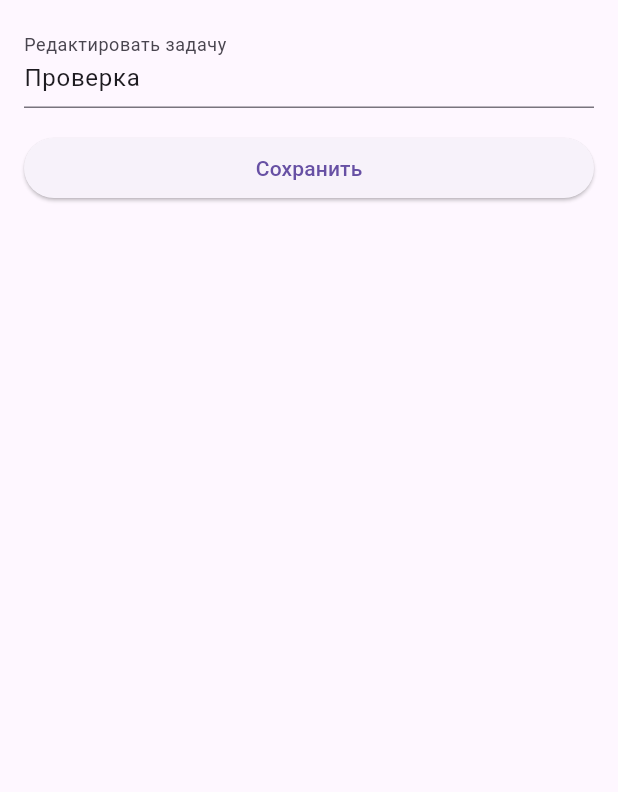
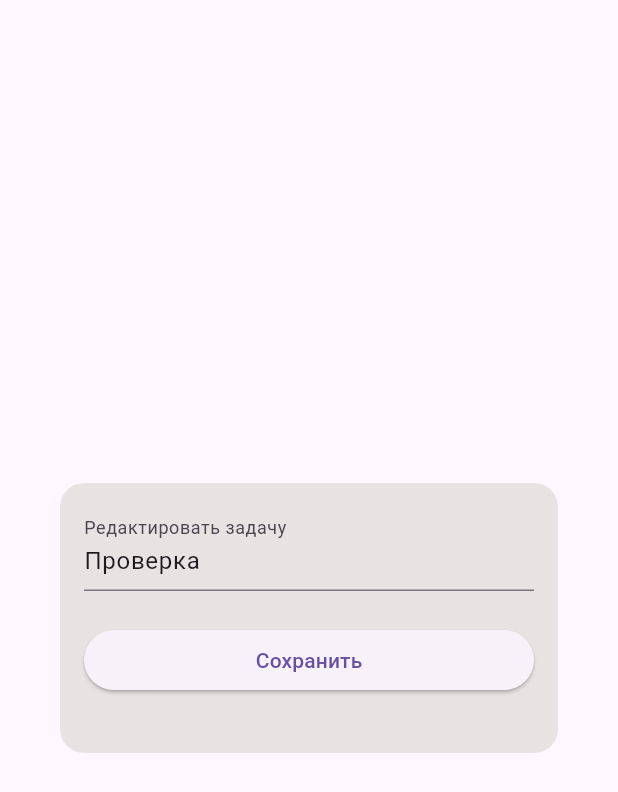
Before and after one commit to Judokasss/todo, a Flutter app: the EditTodoScreen widget shown alone on an empty page, opened directly with sample values from the repository, on a phone screen of 412 x 824 dp. Shown: the top 792 px of the screen. Run offline on Flutter 3.47's test engine with Material 3 defaults, Android fonts, the light colour scheme and no system bars; our stand-ins replace shared_preferences; accounts and stored records are empty; project files that could hold a hidden picture were left out.

Commit message:
изменение5

```diff
--- a/lib/widgets/todo_item.dart
+++ b/lib/widgets/todo_item.dart
@@ -117,7 +117,14 @@ class _EditTodoScreenState extends State<EditTodoScreen> {
 
   @override
   Widget build(BuildContext context) {
-    return SingleChildScrollView(
+    return Dialog(
+      shape: RoundedRectangleBorder(borderRadius: BorderRadius.circular(16)),
+      elevation: 0,
+      backgroundColor: Color.fromARGB(255, 232, 226, 226),
+      child: Container(
+        height: 180,
+        width: 350,
+        child: SingleChildScrollView(
           child: Padding(
             padding: EdgeInsets.all(16.0),
             child: Column(
@@ -125,20 +132,22 @@ class _EditTodoScreenState extends State<EditTodoScreen> {
               children: [
                 TextField(
                   controller: _textEditingController,
-              decoration: InputDecoration(labelText: 'Редактировать задачу'),
+                  decoration:
+                      InputDecoration(labelText: 'Редактировать задачу'),
                 ),
-            SizedBox(height: 16),
+                SizedBox(height: 22),
                 ElevatedButton(
                   onPressed: () {
-                // Сохранение изменений и закрытие модального окна
                     _onSave(_textEditingController.text);
-                Navigator.of(context).pop(); // Закрытие модального окна
+                    Navigator.of(context).pop();
                   },
                   child: Text('Сохранить'),
                 ),
               ],
             ),
           ),
+        ),
+      ),
     );
   }
 }
```
Also changed, not shown: lib/screens/home.dart (+33 -7 lines). Lines whose indentation alone changed are shown as unchanged.
